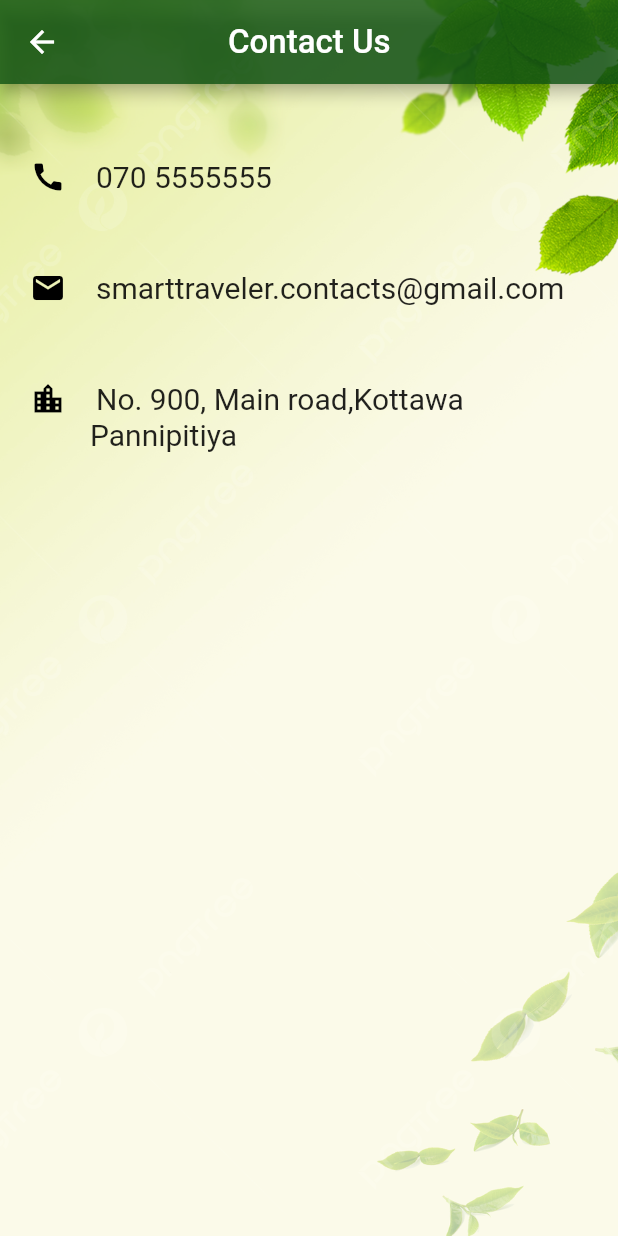
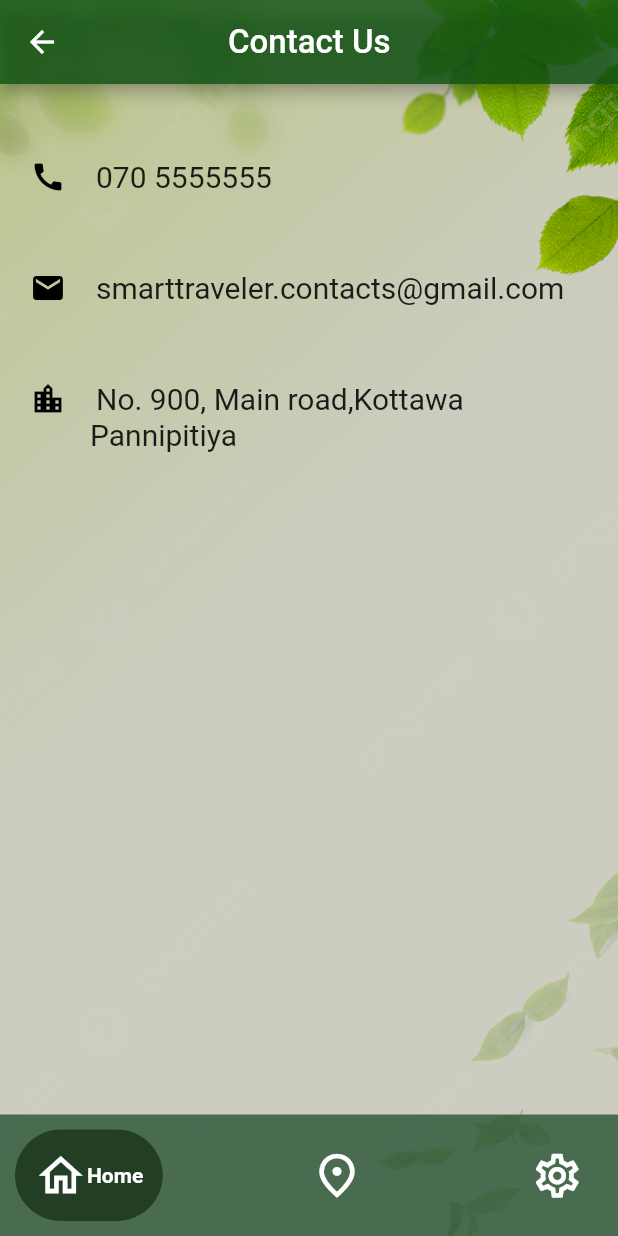
Before and after one commit to Navindi-Nimasha/smart-traveler-app, a Flutter app: the screen it shows after launch, in the side drawer, after a tap on "Contact Us", on a phone screen of 412 x 824 dp. Run offline on Flutter 3.47's test engine with Material 2 defaults, Android fonts, the phone set to English and light mode, and no system bars; drawn by our look-alikes of google_nav_bar; our stand-ins replace carousel_pro, dropdown_button2, geolocator, google_maps_flutter, image_picker.

Commit message:
contact us page

```diff
--- a/lib/screens/contactUs.dart
+++ b/lib/screens/contactUs.dart
@@ -1,4 +1,9 @@
 import 'package:flutter/material.dart';
+import 'package:google_nav_bar/google_nav_bar.dart';
+
+import '../models/settings/settings.dart';
+import '../models/userlocation/locationofuser.dart';
+import 'homepage.dart';
 
 class ContactUsPage extends StatelessWidget {
   const ContactUsPage({super.key});
@@ -12,6 +17,8 @@ class ContactUsPage extends StatelessWidget {
           image: DecorationImage(
             image: AssetImage('assets/images/contactus/bg.jpg'),
             fit: BoxFit.cover,
+            colorFilter: ColorFilter.mode(
+                Color.fromARGB(87, 114, 117, 114), BlendMode.darken),
           ),
         ),
         child: Scaffold(
@@ -121,6 +128,48 @@ class ContactUsPage extends StatelessWidget {
               ),
             ),
           ),
+          bottomNavigationBar: GNav(
+            backgroundColor: Color.fromARGB(179, 18, 66, 33),
+            color: Colors.white,
+            activeColor: Colors.white,
+            tabBackgroundColor: Color.fromARGB(164, 12, 39, 14),
+            padding: EdgeInsets.all(13),
+            tabMargin: EdgeInsets.all(10),
+            // onTabChange: (index) {
+            //   print(index);
+            // },
+            tabs: [
+              GButton(
+                icon: Icons.home_outlined,
+                iconSize: 35,
+                text: 'Home',
+                onPressed: () {
+                  Navigator.push(context,
+                      MaterialPageRoute(builder: (_) => const HomePage()));
+                },
+              ),
+              GButton(
+                icon: Icons.place_outlined,
+                iconSize: 35,
+                text: 'Location',
+                onPressed: () {
+                  Navigator.push(
+                      context,
+                      MaterialPageRoute(
+                          builder: (_) => const UserCurrentLocation()));
+                },
+              ),
+              GButton(
+                icon: Icons.settings_outlined,
+                iconSize: 35,
+                text: 'Settings',
+                onPressed: () {
+                  Navigator.push(context,
+                      MaterialPageRoute(builder: (_) => const Settings()));
+                },
+              ),
+            ],
+          ),
         ),
       ),
     );
```
